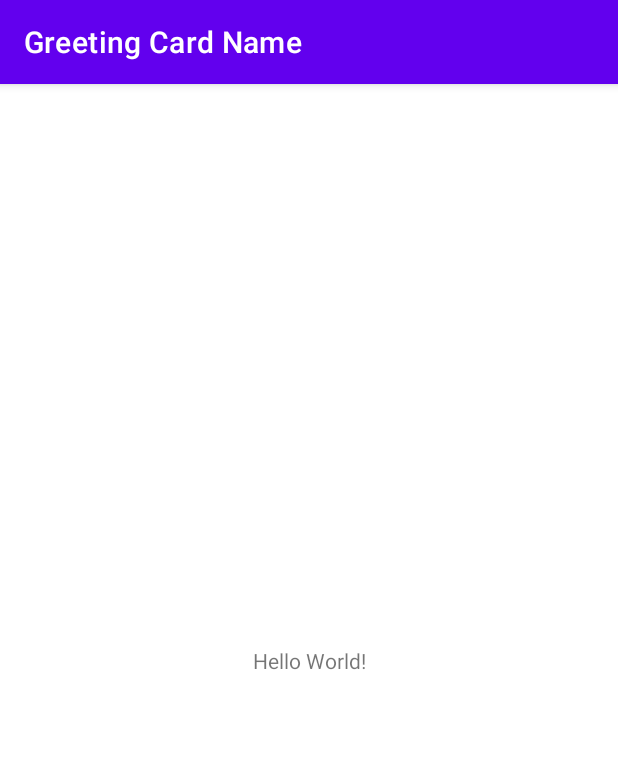
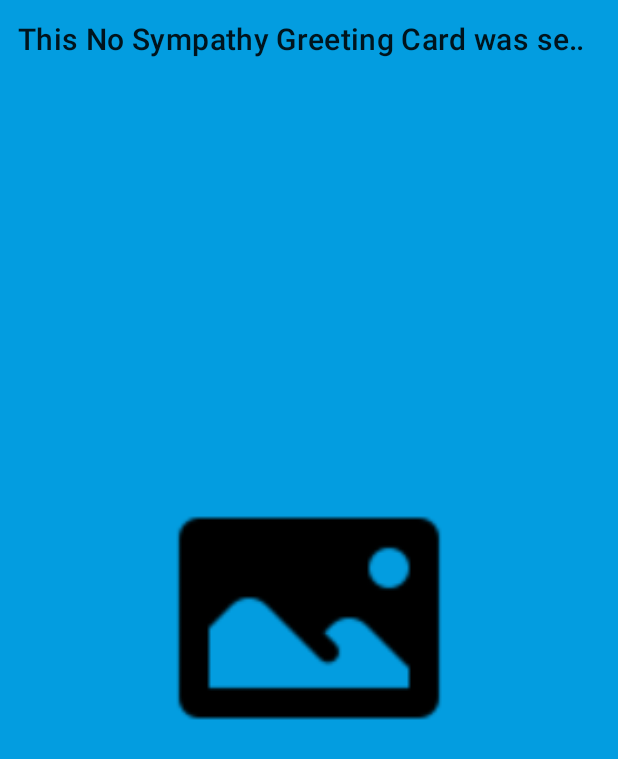
Before and after one commit to mehedibangladeshi/Greeting-Card-Name, an Android app: the screen it shows after launch (MainActivity before the commit, CardViewActivity after it), on a phone screen of 412 x 824 dp. Shown: the top 759 px of the screen. Run offline under Robolectric (Android 15) with nearby library versions, the phone set to English and light mode, and no system bars; our stand-ins replace Picasso; pictures from the network do not load.

Commit message:
Flip animation added for images, text auto scroll title added.

```diff
--- a/app/build.gradle
+++ b/app/build.gradle
@@ -36,6 +36,8 @@ dependencies {
     androidTestImplementation 'androidx.test.ext:junit:1.1.1'
     androidTestImplementation 'androidx.test.espresso:espresso-core:3.2.0'
 
+
+
     // firebase
 
     implementation 'com.google.firebase:firebase-analytics:17.2.3'
@@ -43,6 +45,7 @@ dependencies {
     implementation 'com.google.firebase:firebase-database:19.2.1'
     implementation 'com.google.firebase:firebase-storage:19.1.1'
 
+
 //    3rd party
     implementation 'de.hdodenhof:circleimageview:3.1.0'
     implementation "com.squareup.picasso:picasso:2.5.2"
--- a/app/src/main/AndroidManifest.xml
+++ b/app/src/main/AndroidManifest.xml
@@ -9,12 +9,16 @@
         android:roundIcon="@mipmap/ic_launcher_round"
         android:supportsRtl="true"
         android:theme="@style/AppTheme">
-        <activity android:name=".MainActivity">
+        <activity android:name=".views.CardViewActivity">
             <intent-filter>
                 <action android:name="android.intent.action.MAIN" />
 
                 <category android:name="android.intent.category.LAUNCHER" />
             </intent-filter>
+
+        </activity>
+        <activity android:name=".views.MainActivity">
+
         </activity>
     </application>
 
--- /dev/null
+++ b/app/src/main/java/com/tetraverge/greetingcardname/views/CardViewActivity.java
@@ -0,0 +1,157 @@
+package com.tetraverge.greetingcardname.views;
+
+import androidx.appcompat.app.AppCompatActivity;
+import androidx.constraintlayout.widget.ConstraintLayout;
+import androidx.core.view.MotionEventCompat;
+
+import android.os.Bundle;
+import android.util.Log;
+import android.view.MotionEvent;
+import android.view.View;
+import android.view.animation.AccelerateInterpolator;
+import android.widget.ImageView;
+import android.widget.TextView;
+
+import com.squareup.picasso.Callback;
+import com.squareup.picasso.Picasso;
+import com.tetraverge.greetingcardname.OnSwipeTouchListener;
+import com.tetraverge.greetingcardname.R;
+import com.tetraverge.greetingcardname.imageanimationutils.DisplayNextView;
+import com.tetraverge.greetingcardname.imageanimationutils.Flip3dAnimation;
+
+public class CardViewActivity extends AppCompatActivity {
+
+    private static final String DEBUG_TAG = "CardViewActivity";
+    ConstraintLayout cardviewlayout;
+    ImageView imageView1, imageView2;
+    TextView title;
+    boolean isFirstImage = true;
+
+    @Override
+    protected void onCreate(Bundle savedInstanceState) {
+        super.onCreate(savedInstanceState);
+        setContentView(R.layout.activity_card_view);
+
+        cardviewlayout = findViewById(R.id.cardviewLayout);
+        imageView1 = findViewById(R.id.firstImageView);
+        imageView2 = findViewById(R.id.secondImageView);
+        title = findViewById(R.id.title);
+
+        title.setText(R.string.app_banner_title);
+        title.setSelected(true);
+
+        imageView2.setVisibility(View.GONE);
+        Picasso.with(this)
+                .load("https://homepages.cae.wisc.edu/~ece533/images/airplane.png")
+                .placeholder(R.drawable.ic_placeholder_image)
+                .into(imageView1, new Callback(){
+
+                    @Override
+                    public void onSuccess() {
+
+                    }
+
+                    @Override
+                    public void onError() {
+
+                    }
+                });
+
+        Picasso.with(this)
+                .load("https://homepages.cae.wisc.edu/~ece533/images/boat.png")
+                .placeholder(R.drawable.ic_placeholder_image)
+                .into(imageView2, new Callback(){
+
+                    @Override
+                    public void onSuccess() {
+
+                    }
+
+                    @Override
+                    public void onError() {
+
+                    }
+                });
+
+
+
+
+        cardviewlayout.setOnTouchListener(new OnSwipeTouchListener(CardViewActivity.this){
+            @Override
+            public void onSwipeLeft() {
+                super.onSwipeLeft();
+                if (isFirstImage) {
+                    applyRotation(0, -90);
+                    isFirstImage = !isFirstImage;
+                }
+
+            }
+
+            @Override
+            public void onSwipeRight() {
+                super.onSwipeRight();
+                if(!isFirstImage){
+                    applyRotation(0, 90);
+                    isFirstImage = !isFirstImage;
+                }
+            }
+
+
+        });
+
+        imageView1.setOnClickListener(new View.OnClickListener() {
+            public void onClick(View view) {
+                if (isFirstImage) {
+                    applyRotation(0, -90);
+                    isFirstImage = !isFirstImage;
+                } else {
+                    applyRotation(0, 90);
+                    isFirstImage = !isFirstImage;
+                }
+            }
+        });
+    }
+
+
+    private void applyRotation(float start, float end) {
+
+// Find the center of image
+
+        final float centerX = imageView1.getWidth() / 2.0f;
+
+        final float centerY = imageView1.getHeight() / 2.0f;
+
+
+// Create a new 3D rotation with the supplied parameter
+
+// The animation listener is used to trigger the next animation
+
+        final Flip3dAnimation rotation =
+
+                new Flip3dAnimation(start, end, centerX, centerY);
+
+        rotation.setDuration(500);
+
+        rotation.setFillAfter(true);
+
+        rotation.setInterpolator(new AccelerateInterpolator());
+
+        rotation.setAnimationListener(new DisplayNextView(isFirstImage, imageView1, imageView2));
+
+
+        if (isFirstImage) {
+
+            imageView1.startAnimation(rotation);
+
+        } else {
+
+            imageView2.startAnimation(rotation);
+
+        }
+
+
+    }
+
+
+
+}
--- a/app/src/main/java/com/tetraverge/greetingcardname/MainActivity.java
+++ b/app/src/main/java/com/tetraverge/greetingcardname/views/MainActivity.java
@@ -1,8 +1,10 @@
-package com.tetraverge.greetingcardname;
+package com.tetraverge.greetingcardname.views;
 
 import androidx.appcompat.app.AppCompatActivity;
 
 import android.os.Bundle;
+
+import com.tetraverge.greetingcardname.R;
 
 public class MainActivity extends AppCompatActivity {
 
--- /dev/null
+++ b/app/src/main/res/drawable/ic_child_care_black_24dp.xml
@@ -0,0 +1,15 @@
+<vector xmlns:android="http://schemas.android.com/apk/res/android"
+        android:width="24dp"
+        android:height="24dp"
+        android:viewportWidth="24.0"
+        android:viewportHeight="24.0">
+    <path
+        android:fillColor="#FF000000"
+        android:pathData="M14.5,10.5m-1.25,0a1.25,1.25 0,1 1,2.5 0a1.25,1.25 0,1 1,-2.5 0"/>
+    <path
+        android:fillColor="#FF000000"
+        android:pathData="M9.5,10.5m-1.25,0a1.25,1.25 0,1 1,2.5 0a1.25,1.25 0,1 1,-2.5 0"/>
+    <path
+        android:fillColor="#FF000000"
+        android:pathData="M22.94,12.66c0.04,-0.21 0.06,-0.43 0.06,-0.66s-0.02,-0.45 -0.06,-0.66c-0.25,-1.51 -1.36,-2.74 -2.81,-3.17 -0.53,-1.12 -1.28,-2.1 -2.19,-2.91C16.36,3.85 14.28,3 12,3s-4.36,0.85 -5.94,2.26c-0.92,0.81 -1.67,1.8 -2.19,2.91 -1.45,0.43 -2.56,1.65 -2.81,3.17 -0.04,0.21 -0.06,0.43 -0.06,0.66s0.02,0.45 0.06,0.66c0.25,1.51 1.36,2.74 2.81,3.17 0.52,1.11 1.27,2.09 2.17,2.89C7.62,20.14 9.71,21 12,21s4.38,-0.86 5.97,-2.28c0.9,-0.8 1.65,-1.79 2.17,-2.89 1.44,-0.43 2.55,-1.65 2.8,-3.17zM19,14c-0.1,0 -0.19,-0.02 -0.29,-0.03 -0.2,0.67 -0.49,1.29 -0.86,1.86C16.6,17.74 14.45,19 12,19s-4.6,-1.26 -5.85,-3.17c-0.37,-0.57 -0.66,-1.19 -0.86,-1.86 -0.1,0.01 -0.19,0.03 -0.29,0.03 -1.1,0 -2,-0.9 -2,-2s0.9,-2 2,-2c0.1,0 0.19,0.02 0.29,0.03 0.2,-0.67 0.49,-1.29 0.86,-1.86C7.4,6.26 9.55,5 12,5s4.6,1.26 5.85,3.17c0.37,0.57 0.66,1.19 0.86,1.86 0.1,-0.01 0.19,-0.03 0.29,-0.03 1.1,0 2,0.9 2,2s-0.9,2 -2,2zM7.5,14c0.76,1.77 2.49,3 4.5,3s3.74,-1.23 4.5,-3h-9z"/>
+</vector>
--- /dev/null
+++ b/app/src/main/res/drawable/ic_directions_walk_black_24dp.xml
@@ -0,0 +1,9 @@
+<vector xmlns:android="http://schemas.android.com/apk/res/android"
+        android:width="24dp"
+        android:height="24dp"
+        android:viewportWidth="24.0"
+        android:viewportHeight="24.0">
+    <path
+        android:fillColor="#FF000000"
+        android:pathData="M13.5,5.5c1.1,0 2,-0.9 2,-2s-0.9,-2 -2,-2 -2,0.9 -2,2 0.9,2 2,2zM9.8,8.9L7,23h2.1l1.8,-8 2.1,2v6h2v-7.5l-2.1,-2 0.6,-3C14.8,12 16.8,13 19,13v-2c-1.9,0 -3.5,-1 -4.3,-2.4l-1,-1.6c-0.4,-0.6 -1,-1 -1.7,-1 -0.3,0 -0.5,0.1 -0.8,0.1L6,8.3V13h2V9.6l1.8,-0.7"/>
+</vector>
--- /dev/null
+++ b/app/src/main/res/layout/activity_card_view.xml
@@ -0,0 +1,45 @@
+<?xml version="1.0" encoding="utf-8"?>
+<androidx.constraintlayout.widget.ConstraintLayout xmlns:android="http://schemas.android.com/apk/res/android"
+    xmlns:app="http://schemas.android.com/apk/res-auto"
+    xmlns:tools="http://schemas.android.com/tools"
+    android:id="@+id/cardviewLayout"
+    android:layout_width="match_parent"
+    android:layout_height="match_parent"
+    android:background="@color/colorBackground"
+    tools:context=".views.CardViewActivity">
+
+    <TextView
+        android:id="@+id/title"
+        android:layout_width="0dp"
+        android:layout_height="?actionBarSize"
+        android:ellipsize="marquee"
+        android:padding="12dp"
+        style="@style/TextAppearance.MaterialComponents.Headline6"
+        android:text="Title"
+        android:marqueeRepeatLimit="marquee_forever"
+        android:scrollHorizontally="true"
+        android:singleLine="true"
+        app:layout_constraintEnd_toEndOf="parent"
+        app:layout_constraintStart_toStartOf="parent"
+        app:layout_constraintTop_toTopOf="parent" />
+    <ImageView
+        android:id="@+id/firstImageView"
+        android:layout_width="200dp"
+        android:layout_height="200dp"
+        app:layout_constraintBottom_toBottomOf="parent"
+        app:layout_constraintEnd_toEndOf="parent"
+        app:layout_constraintStart_toStartOf="parent"
+        app:layout_constraintTop_toTopOf="parent"
+        app:srcCompat="@drawable/ic_child_care_black_24dp" />
+
+    <ImageView
+        android:id="@+id/secondImageView"
+        android:layout_width="200dp"
+        android:layout_height="200dp"
+        android:visibility="gone"
+        app:layout_constraintBottom_toBottomOf="parent"
+        app:layout_constraintEnd_toEndOf="parent"
+        app:layout_constraintStart_toStartOf="parent"
+        app:layout_constraintTop_toTopOf="parent"
+        app:srcCompat="@drawable/ic_directions_walk_black_24dp" />
+</androidx.constraintlayout.widget.ConstraintLayout>
--- a/app/src/main/res/layout/activity_main.xml
+++ b/app/src/main/res/layout/activity_main.xml
@@ -4,7 +4,7 @@
     xmlns:tools="http://schemas.android.com/tools"
     android:layout_width="match_parent"
     android:layout_height="match_parent"
-    tools:context=".MainActivity">
+    tools:context=".views.MainActivity">
 
     <TextView
         android:layout_width="wrap_content"
--- a/app/src/main/res/values/colors.xml
+++ b/app/src/main/res/values/colors.xml
@@ -3,4 +3,5 @@
     <color name="colorPrimary">#6200EE</color>
     <color name="colorPrimaryDark">#3700B3</color>
     <color name="colorAccent">#03DAC5</color>
+    <color name="colorBackground">#039DE0</color>
 </resources>
--- a/app/src/main/res/values/strings.xml
+++ b/app/src/main/res/values/strings.xml
@@ -1,3 +1,4 @@
 <resources>
     <string name="app_name">Greeting Card Name</string>
+    <string name="app_banner_title">This No Sympathy Greeting Card was sent to you by nosympathycards.com</string>
 </resources>
--- a/app/src/main/res/values/styles.xml
+++ b/app/src/main/res/values/styles.xml
@@ -1,11 +1,12 @@
 <resources>
 
     <!-- Base application theme. -->
-    <style name="AppTheme" parent="Theme.MaterialComponents.DayNight.DarkActionBar">
+    <style name="AppTheme" parent="Theme.MaterialComponents.DayNight.NoActionBar">
         <!-- Customize your theme here. -->
         <item name="colorPrimary">@color/colorPrimary</item>
         <item name="colorPrimaryDark">@color/colorPrimaryDark</item>
         <item name="colorAccent">@color/colorAccent</item>
+
     </style>
 
 </resources>
```
Also changed, not shown: app/src/main/java/com/tetraverge/greetingcardname/OnSwipeTouchListener.java (added, +81 -0 lines), app/src/main/java/com/tetraverge/greetingcardname/imageanimationutils/DisplayNextView.java (added, +45 -0 lines), app/src/main/java/com/tetraverge/greetingcardname/imageanimationutils/Flip3dAnimation.java (added, +84 -0 lines), app/src/main/java/com/tetraverge/greetingcardname/imageanimationutils/SwapViews.java (added, +80 -0 lines), app/src/main/res/layout/appbar.xml (added, +8 -0 lines), app/src/main/res/drawable/ic_placeholder_image.png (added).
